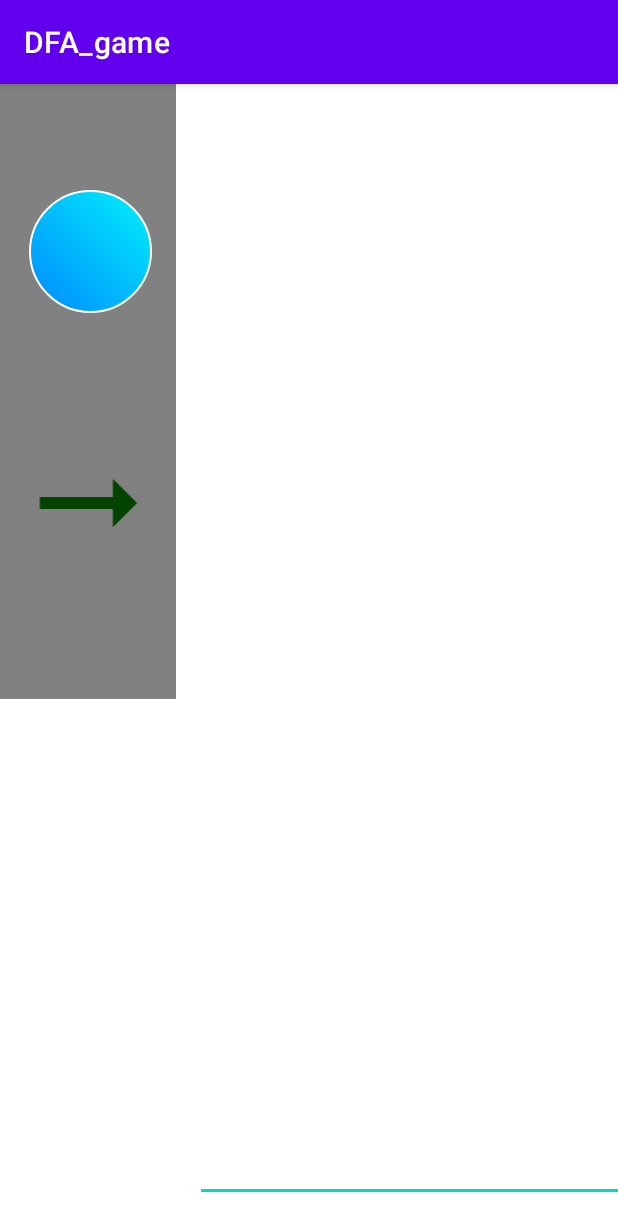
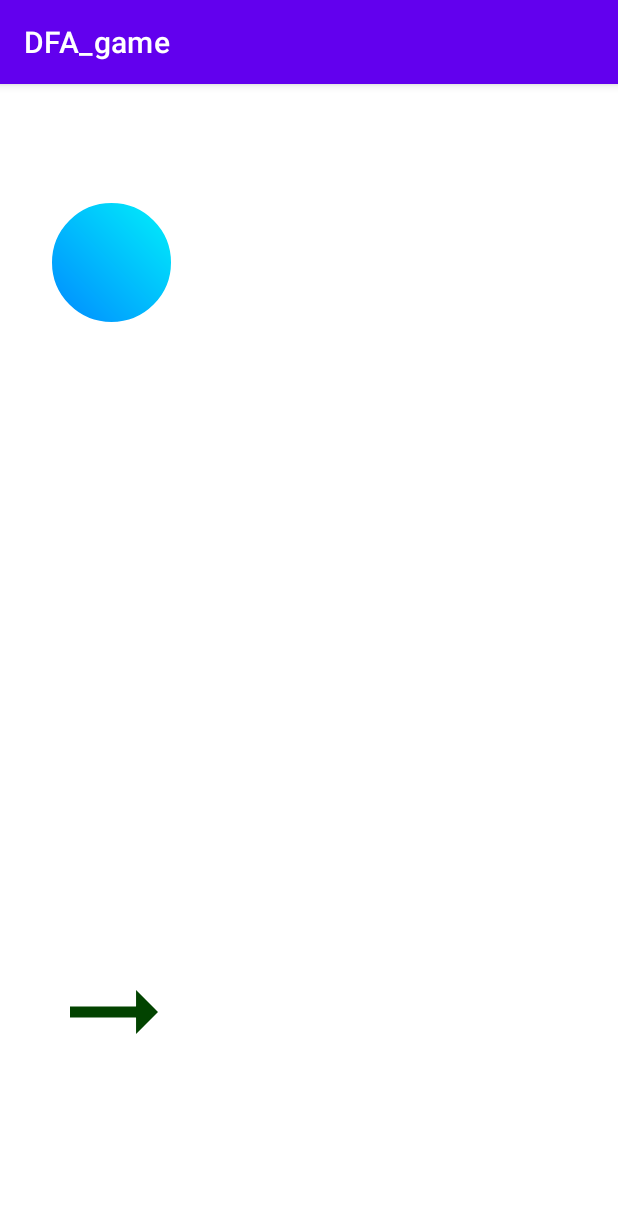
Before and after one commit to clutzyninja/DFA_game, an Android app: the Game screen opened directly, with no data from a screen before it, on a phone screen of 412 x 824 dp. Shown: the top 1231 px of the screen. Run offline under Robolectric (Android 15) with nearby library versions, the phone set to English and light mode, and no system bars.

Commit message:
latest round of bashing my head against the wall

```diff
--- a/app/src/main/java/com/example/dfa_game/MainActivity.java
+++ b/app/src/main/java/com/example/dfa_game/MainActivity.java
@@ -8,9 +8,9 @@ import android.util.Log;
 import android.view.View;
 import android.widget.Button;
 import android.widget.EditText;
+import android.widget.ImageView;
 import android.widget.TextView;
 import android.widget.Toast;
-
 
 public class MainActivity extends AppCompatActivity {
 
--- a/app/src/main/res/layout/activity_game.xml
+++ b/app/src/main/res/layout/activity_game.xml
@@ -1,5 +1,5 @@
 <?xml version="1.0" encoding="utf-8"?>
-<androidx.constraintlayout.widget.ConstraintLayout xmlns:android="http://schemas.android.com/apk/res/android"
+<RelativeLayout xmlns:android="http://schemas.android.com/apk/res/android"
     xmlns:app="http://schemas.android.com/apk/res-auto"
     xmlns:tools="http://schemas.android.com/tools"
     android:layout_width="match_parent"
@@ -8,97 +8,23 @@
     android:visibility="visible"
     tools:context=".Game">
 
-    <androidx.constraintlayout.widget.ConstraintLayout
-        android:id="@+id/inventory"
-        android:layout_width="117dp"
-        android:layout_height="410dp"
-        android:background="#7E000000"
-        app:layout_constraintBottom_toBottomOf="parent"
-        app:layout_constraintEnd_toEndOf="parent"
-        app:layout_constraintHorizontal_bias="0.0"
-        app:layout_constraintStart_toStartOf="parent"
-        app:layout_constraintTop_toTopOf="parent"
-        app:layout_constraintVertical_bias="0.0">
+    <ImageView
+        android:id="@+id/state"
+        android:layout_width="wrap_content"
+        android:layout_height="wrap_content"
+        android:layout_alignParentStart="true"
+        android:layout_alignParentTop="true"
+        android:layout_marginStart="33dp"
+        android:layout_marginTop="78dp"
+        app:srcCompat="@drawable/state" />
 
-        <ImageView
-            android:id="@+id/imageView"
-            android:layout_width="wrap_content"
-            android:layout_height="wrap_content"
-            android:clickable="true"
-            android:onClick="statePlaceToggle"
-            app:layout_constraintBottom_toBottomOf="parent"
-            app:layout_constraintEnd_toEndOf="parent"
-            app:layout_constraintHorizontal_bias="0.542"
-            app:layout_constraintStart_toStartOf="parent"
-            app:layout_constraintTop_toTopOf="parent"
-            app:layout_constraintVertical_bias="0.216"
-            app:srcCompat="@drawable/state" />
-
-        <ImageView
-            android:id="@+id/imageView2"
-            android:layout_width="118dp"
-            android:layout_height="97dp"
-            android:rotation="0"
-            app:layout_constraintBottom_toBottomOf="parent"
-            app:layout_constraintEnd_toEndOf="parent"
-            app:layout_constraintHorizontal_bias="1.0"
-            app:layout_constraintStart_toStartOf="parent"
-            app:layout_constraintTop_toTopOf="parent"
-            app:layout_constraintVertical_bias="0.738"
-            app:srcCompat="@drawable/transition" />
-    </androidx.constraintlayout.widget.ConstraintLayout>
-
-    <androidx.constraintlayout.widget.ConstraintLayout
-        android:id="@+id/info"
-        android:layout_width="512dp"
-        android:layout_height="97dp"
-        app:layout_constraintBottom_toBottomOf="parent"
-        app:layout_constraintEnd_toEndOf="parent"
-        app:layout_constraintHorizontal_bias="0.02"
-        app:layout_constraintStart_toEndOf="@+id/inventory"
-        app:layout_constraintTop_toTopOf="parent"
-        app:layout_constraintVertical_bias="1.0">
-
-        <EditText
-            android:id="@+id/regexDisplay"
-            android:layout_width="479dp"
-            android:layout_height="52dp"
-            android:ems="10"
-            android:inputType="textPersonName"
-            app:layout_constraintBottom_toBottomOf="parent"
-            app:layout_constraintEnd_toEndOf="parent"
-            app:layout_constraintStart_toStartOf="parent"
-            app:layout_constraintTop_toTopOf="parent"
-            tools:ignore="SpeakableTextPresentCheck" />
-    </androidx.constraintlayout.widget.ConstraintLayout>
-
-    <androidx.constraintlayout.widget.ConstraintLayout
-        android:id="@+id/playLayout"
+    <ImageView
+        android:id="@+id/arrow"
         android:layout_width="97dp"
-        android:layout_height="98dp"
-        app:layout_constraintBottom_toBottomOf="parent"
-        app:layout_constraintEnd_toEndOf="parent"
-        app:layout_constraintHorizontal_bias="1.0"
-        app:layout_constraintStart_toEndOf="@+id/info"
-        app:layout_constraintTop_toTopOf="parent"
-        app:layout_constraintVertical_bias="1.0">
-
-        <androidx.constraintlayout.widget.Barrier
-            android:layout_width="wrap_content"
-            android:layout_height="wrap_content"
-            android:backgroundTint="#130E0E"
-            app:barrierDirection="top"
-            tools:layout_editor_absoluteY="97dp" />
-
-        <Button
-            android:id="@+id/go"
-            android:layout_width="wrap_content"
-            android:layout_height="wrap_content"
-            android:text="GO!"
-            app:layout_constraintBottom_toBottomOf="parent"
-            app:layout_constraintEnd_toEndOf="parent"
-            app:layout_constraintStart_toStartOf="parent"
-            app:layout_constraintTop_toTopOf="parent" />
-    </androidx.constraintlayout.widget.ConstraintLayout>
-
-</androidx.constraintlayout.widget.ConstraintLayout>
+        android:layout_height="88dp"
+        android:layout_alignParentStart="true"
+        android:layout_alignParentBottom="true"
+        android:layout_marginStart="27dp"
+        android:layout_marginBottom="105dp"
+        app:srcCompat="@drawable/transition" />
+</RelativeLayout>
```
Also changed, not shown: app/src/main/java/com/example/dfa_game/Game.java (+187 -43 lines).
